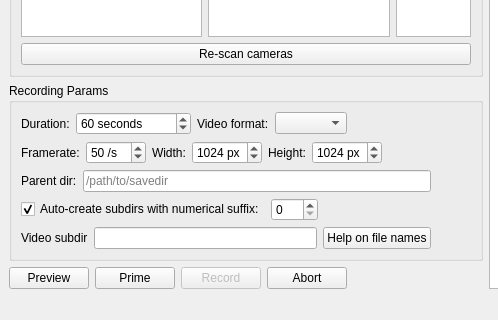
The window that yamcat/mainwindow_pytemplate.ui (ScherrerLab/yam-cat) describes before a commit, drawn with Qt 5; both pictures show x 0 to 498 and y 453 to 773 of the 1445 by 773 pixel window.
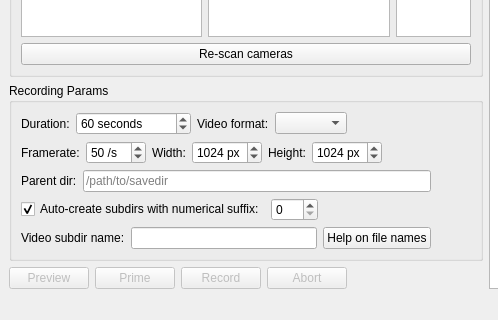
The same window after the commit. Custom widgets are drawn as their Qt base class.

Commit message: progres on gui control code, params classes in separate module

```diff
--- a/yamcat/mainwindow_pytemplate.ui
+++ b/yamcat/mainwindow_pytemplate.ui
@@ -535,7 +535,7 @@
               <string>Name that is added as a prefix to each video and subdir.</string>
              </property>
              <property name="text">
-              <string>Video subdir</string>
+              <string>Video subdir name:</string>
              </property>
             </widget>
            </item>
@@ -584,19 +584,31 @@
        <layout class="QHBoxLayout" name="horizontalLayout_6">
         <item>
          <widget class="QPushButton" name="pushButtonPreview">
+          <property name="enabled">
+           <bool>false</bool>
+          </property>
           <property name="text">
            <string>Preview</string>
           </property>
+          <property name="checkable">
+           <bool>true</bool>
+          </property>
          </widget>
         </item>
         <item>
          <widget class="QPushButton" name="pushButtonPrime">
+          <property name="enabled">
+           <bool>false</bool>
+          </property>
           <property name="toolTip">
            <string>Get the camera ready for recording</string>
           </property>
           <property name="text">
            <string>Prime</string>
           </property>
+          <property name="checkable">
+           <bool>true</bool>
+          </property>
          </widget>
         </item>
         <item>
@@ -611,6 +623,9 @@
         </item>
         <item>
          <widget class="QPushButton" name="pushButtonAbort">
+          <property name="enabled">
+           <bool>false</bool>
+          </property>
           <property name="text">
            <string>Abort</string>
           </property>
```
Left out of the diff: 29 changed lines with no effect on the pictures. The commit also changes 3 other files.
